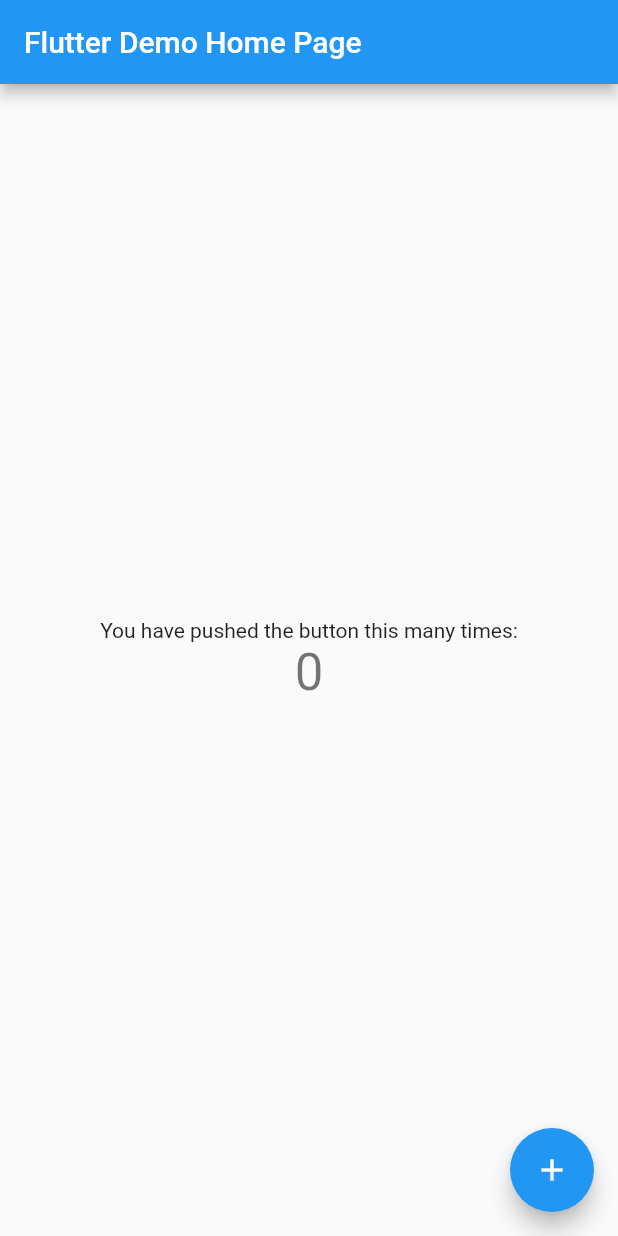
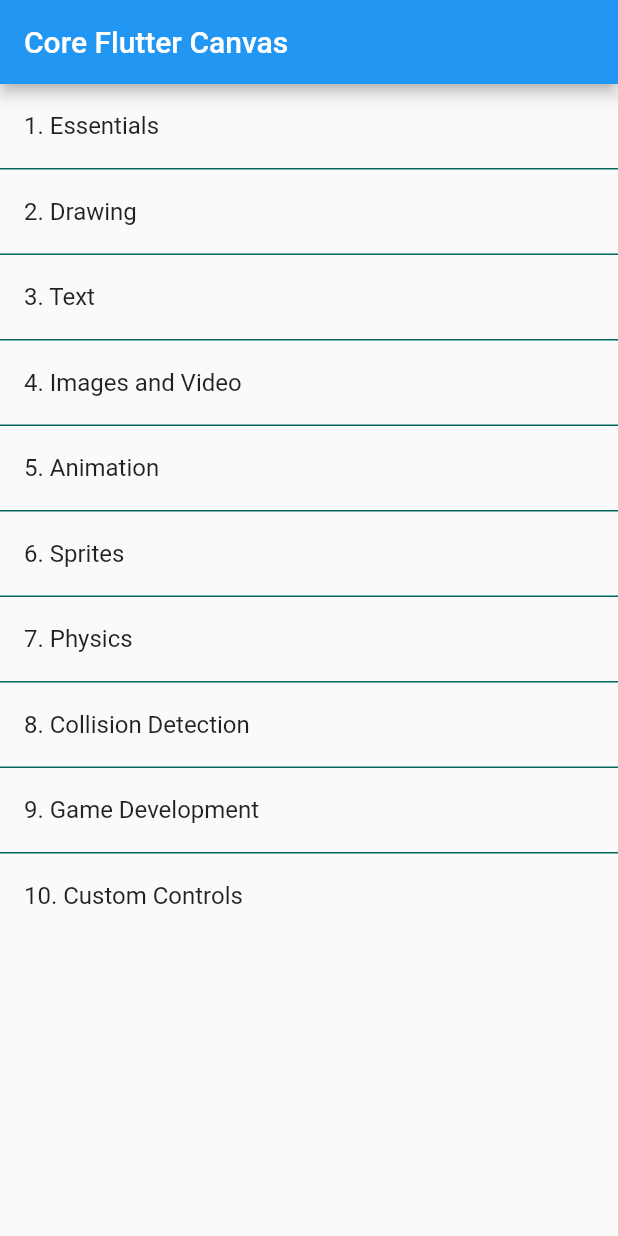
Before and after one commit to VonZen/core_flutter_canvas, a Flutter app: the screen it shows after launch, on a phone screen of 412 x 824 dp. Run offline on Flutter 3.47's test engine with Material 2 defaults, Android fonts, the phone set to English and light mode, and no system bars.

Commit message:
update ch1.1 ,ch1.2;

```diff
--- /dev/null
+++ b/lib/ch1/cfc_ch1_2.dart
@@ -0,0 +1,154 @@
+import 'dart:math';
+
+import 'package:flutter/material.dart';
+
+const romanNumeralList = ['XII', 'I', 'II', 'III', 'IV', 'V', 'VI', 'VII', 'VIII', 'IX', 'X', 'XI'];
+
+class CFCCH12 extends StatefulWidget {
+  const CFCCH12({Key? key}) : super(key: key);
+
+  @override
+  State<CFCCH12> createState() => _CFCCH12State();
+}
+
+class _CFCCH12State extends State<CFCCH12> with SingleTickerProviderStateMixin {
+  late AnimationController controller;
+
+  @override
+  void initState() {
+    super.initState();
+
+    controller = AnimationController(vsync: this, duration: const Duration(seconds: 1));
+    controller.repeat();
+  }
+
+  @override
+  void dispose() {
+    controller.dispose();
+    super.dispose();
+  }
+
+  @override
+  Widget build(BuildContext context) {
+    return Scaffold(
+        appBar: AppBar(),
+        body: Center(child: LayoutBuilder(
+          builder: (BuildContext context, BoxConstraints constraints) {
+            return SizedBox(
+              width: constraints.maxWidth,
+              height: constraints.maxHeight,
+              child: FittedBox(
+                child: SizedBox(
+                  width: 300,
+                  height: 300,
+                  child: CustomPaint(
+                    painter: ClockPainter(controller),
+                  ),
+                ),
+              ),
+            );
+          },
+        )));
+  }
+}
+
+///时钟示例
+///drawRRect
+///drawCircle
+///save
+///restore
+///translate
+///rotate
+///drawLine
+class ClockPainter extends CustomPainter {
+  final Animation<double> value;
+
+  const ClockPainter(this.value) : super(repaint: value);
+
+  final angleByOneTick = pi * 2 / 60;
+  final hourTickMarkLength = 10.0;
+  final minuteTickMarkLength = 5.0;
+  final hourTickMarkWidth = 3.0;
+  final minuteTickMarkWidth = 1.5;
+
+  @override
+  void paint(Canvas canvas, Size size) {
+    var paint = Paint()..strokeCap = StrokeCap.round;
+    final radius = size.width / 2 - 10;
+    //1. 绘制底色
+    canvas.drawRRect(RRect.fromRectAndRadius(Rect.fromLTWH(0, 0, size.width, size.height), const Radius.circular(32)),
+        paint..color = Colors.black87);
+    //2. 绘制表盘
+    canvas.drawCircle(Offset(size.width / 2, size.width / 2), radius, paint..color = Colors.white);
+    //3. 绘制刻度&文字
+    canvas.save();
+    canvas.translate(radius + 10, radius + 10);
+    var textPainter = TextPainter(
+      textAlign: TextAlign.center,
+      textDirection: TextDirection.ltr,
+    );
+    var textStyle = const TextStyle(
+        fontFamily: 'Times New Roman', fontWeight: FontWeight.bold, fontSize: 16.0, color: Colors.black);
+    for (var i = 0; i < 60; i++) {
+      final tickLength = i % 5 == 0 ? hourTickMarkLength : minuteTickMarkLength;
+      paint.strokeWidth = i % 5 == 0 ? hourTickMarkWidth : minuteTickMarkWidth;
+      canvas.drawLine(Offset(0.0, -radius), Offset(0.0, -radius + tickLength), paint..color = Colors.black87);
+
+      //draw text
+      if (i % 5 == 0) {
+        canvas.save();
+        canvas.translate(0.0, -radius + 25.0);
+        textPainter.text = TextSpan(text: romanNumeralList[i ~/ 5], style: textStyle);
+        canvas.rotate(-angleByOneTick * i);
+        textPainter.layout();
+        textPainter.paint(canvas, Offset(-textPainter.width / 2, -textPainter.height / 2));
+        canvas.restore();
+      }
+
+      canvas.rotate(angleByOneTick);
+    }
+
+    canvas.restore();
+    //4. 绘制指针
+    DateTime now = DateTime.now();
+    canvas.save();
+    canvas.translate(radius + 10, radius + 10);
+
+    canvas.drawCircle(Offset.zero, 5, paint);
+
+    canvas.save();
+    canvas.rotate(angleByOneTick * 5 * now.hour);
+    canvas.drawLine(
+        const Offset(0.0, -5),
+        Offset(0.0, -radius * 0.6),
+        paint
+          ..color = Colors.black87
+          ..strokeWidth = 4);
+    canvas.restore();
+
+    canvas.save();
+    canvas.rotate(angleByOneTick * now.minute);
+    canvas.drawLine(
+        const Offset(0.0, -5),
+        Offset(0.0, -radius * 0.82),
+        paint
+          ..color = Colors.black87
+          ..strokeWidth = 3);
+    canvas.restore();
+
+    canvas.save();
+    canvas.rotate(angleByOneTick * now.second);
+    canvas.drawLine(
+        const Offset(0.0, -5),
+        Offset(0.0, -radius * 0.95),
+        paint
+          ..color = Colors.orangeAccent
+          ..strokeWidth = 1);
+    canvas.restore();
+
+    canvas.restore();
+  }
+
+  @override
+  bool shouldRepaint(ClockPainter oldDelegate) => true;
+}
--- a/lib/main.dart
+++ b/lib/main.dart
@@ -1,4 +1,7 @@
+import 'package:core_flutter_canvas/ch1/cfc_ch1_2.dart';
 import 'package:flutter/material.dart';
+
+import 'ch1/cfc_ch1_1.dart';
 
 void main() {
   runApp(const MyApp());
@@ -7,109 +10,62 @@ void main() {
 class MyApp extends StatelessWidget {
   const MyApp({Key? key}) : super(key: key);
 
-  // This widget is the root of your application.
   @override
   Widget build(BuildContext context) {
     return MaterialApp(
-      title: 'Flutter Demo',
+      title: 'Core Flutter Canvas',
       theme: ThemeData(
-        // This is the theme of your application.
-        //
-        // Try running your application with "flutter run". You'll see the
-        // application has a blue toolbar. Then, without quitting the app, try
-        // changing the primarySwatch below to Colors.green and then invoke
-        // "hot reload" (press "r" in the console where you ran "flutter run",
-        // or simply save your changes to "hot reload" in a Flutter IDE).
-        // Notice that the counter didn't reset back to zero; the application
-        // is not restarted.
         primarySwatch: Colors.blue,
       ),
-      home: const MyHomePage(title: 'Flutter Demo Home Page'),
+      home: const MenuPage(),
     );
   }
 }
 
-class MyHomePage extends StatefulWidget {
-  const MyHomePage({Key? key, required this.title}) : super(key: key);
-
-  // This widget is the home page of your application. It is stateful, meaning
-  // that it has a State object (defined below) that contains fields that affect
-  // how it looks.
-
-  // This class is the configuration for the state. It holds the values (in this
-  // case the title) provided by the parent (in this case the App widget) and
-  // used by the build method of the State. Fields in a Widget subclass are
-  // always marked "final".
-
-  final String title;
+class MenuPage extends StatefulWidget {
+  const MenuPage({Key? key}) : super(key: key);
 
   @override
-  State<MyHomePage> createState() => _MyHomePageState();
+  State<MenuPage> createState() => _MenuPageState();
 }
 
-class _MyHomePageState extends State<MyHomePage> {
-  int _counter = 0;
-
-  void _incrementCounter() {
-    setState(() {
-      // This call to setState tells the Flutter framework that something has
-      // changed in this State, which causes it to rerun the build method below
-      // so that the display can reflect the updated values. If we changed
-      // _counter without calling setState(), then the build method would not be
-      // called again, and so nothing would appear to happen.
-      _counter++;
-    });
-  }
+class _MenuPageState extends State<MenuPage> {
+  List<String> chapters = [
+    '1. Essentials',
+    '2. Drawing',
+    '3. Text',
+    '4. Images and Video',
+    '5. Animation',
+    '6. Sprites',
+    '7. Physics',
+    '8. Collision Detection',
+    '9. Game Development',
+    '10. Custom Controls',
+  ];
 
   @override
   Widget build(BuildContext context) {
-    // This method is rerun every time setState is called, for instance as done
-    // by the _incrementCounter method above.
-    //
-    // The Flutter framework has been optimized to make rerunning build methods
-    // fast, so that you can just rebuild anything that needs updating rather
-    // than having to individually change instances of widgets.
     return Scaffold(
-      appBar: AppBar(
-        // Here we take the value from the MyHomePage object that was created by
-        // the App.build method, and use it to set our appbar title.
-        title: Text(widget.title),
-      ),
-      body: Center(
-        // Center is a layout widget. It takes a single child and positions it
-        // in the middle of the parent.
-        child: Column(
-          // Column is also a layout widget. It takes a list of children and
-          // arranges them vertically. By default, it sizes itself to fit its
-          // children horizontally, and tries to be as tall as its parent.
-          //
-          // Invoke "debug painting" (press "p" in the console, choose the
-          // "Toggle Debug Paint" action from the Flutter Inspector in Android
-          // Studio, or the "Toggle Debug Paint" command in Visual Studio Code)
-          // to see the wireframe for each widget.
-          //
-          // Column has various properties to control how it sizes itself and
-          // how it positions its children. Here we use mainAxisAlignment to
-          // center the children vertically; the main axis here is the vertical
-          // axis because Columns are vertical (the cross axis would be
-          // horizontal).
-          mainAxisAlignment: MainAxisAlignment.center,
-          children: <Widget>[
-            const Text(
-              'You have pushed the button this many times:',
-            ),
-            Text(
-              '$_counter',
-              style: Theme.of(context).textTheme.headline4,
-            ),
-          ],
-        ),
-      ),
-      floatingActionButton: FloatingActionButton(
-        onPressed: _incrementCounter,
-        tooltip: 'Increment',
-        child: const Icon(Icons.add),
-      ), // This trailing comma makes auto-formatting nicer for build methods.
+      appBar: AppBar(title: const Text('Core Flutter Canvas')),
+      body: ListView.separated(
+          itemBuilder: (BuildContext context, int index) {
+            return ListTile(
+              onTap: () {
+                Navigator.of(context).push(MaterialPageRoute(builder: (_) {
+                  // return const CFCCH11();
+                  return const CFCCH12();
+                }));
+              },
+              title: Text(chapters[index]),
+            );
+          },
+          separatorBuilder: (BuildContext context, int index) {
+            return Container(
+              height: 1,
+              color: const Color.fromARGB(255, 0, 105, 92),
+            );
+          },
+          itemCount: chapters.length),
     );
   }
 }
```
Also changed, not shown: lib/ch1/cfc_ch1_1.dart (added, +56 -0 lines), 2 other files.
